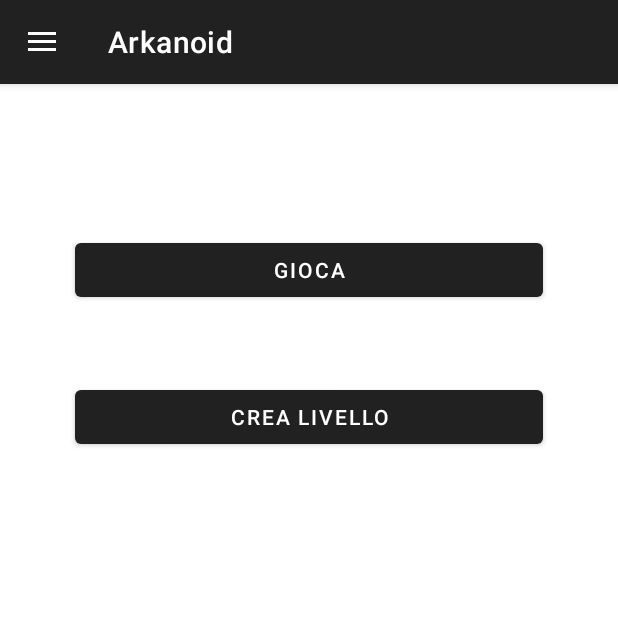
After one commit to nicowsla/ArkanoidApp, an Android app: the MenuActivity screen opened directly, with no data from a screen before it, on a phone screen of 412 x 824 dp, the top half of it. The commit adds this screen. Run offline under Robolectric (Android 15) with nearby library versions, the phone set to English and light mode, and no system bars.

Commit message:
SUPER COMMIT
messo le shared preferences così se sei loggato e non esci se chiudu e riapri app mantiene l'accesso
messo le shared preferences per far muovere l'utente nel proprio account liberamente
se schiacci INDIETRO dal MENU esce dall'app MA mantiene la sessione attiva
messo la barra laterale nel menu
sistemato il logout

```diff
--- a/app/src/main/java/com/example/android/arkanoid/Game.java
+++ b/app/src/main/java/com/example/android/arkanoid/Game.java
@@ -206,6 +206,8 @@ public class Game extends View implements SensorEventListener, View.OnTouchListe
         paint.setTextSize(50);
         canvas.drawText("" + lifes, 400, 100, paint);
         canvas.drawText("" + score, 700, 100, paint);
+        canvas.drawText("livello:"+level,50,50, paint );
+
 
         //in case of loss draw "Game over!"
         if (gameOver) {
@@ -239,7 +241,7 @@ public class Game extends View implements SensorEventListener, View.OnTouchListe
             ball.setX(size.x / 2);
             ball.setY(size.y - 480);
             ball.createSpeed(level);
-           // ball.increaseSpeed(level);
+            ball.increaseSpeed(level);
             start = false;
         }
     }
@@ -334,7 +336,7 @@ public class Game extends View implements SensorEventListener, View.OnTouchListe
         if (list.isEmpty()) {
             ++level;
             resetLevel(level);
-            ball.increaseSpeed(level);
+           // ball.increaseSpeed(level); la pallina accelera se perdo la vita
             start = false;
         }
     }
--- a/app/src/main/java/com/example/android/arkanoid/SignInActivity.java
+++ b/app/src/main/java/com/example/android/arkanoid/SignInActivity.java
@@ -236,7 +236,7 @@ public class SignInActivity extends AppCompatActivity {
 
                             Toast.makeText( getApplicationContext(), R.string.signin_check_mail, Toast.LENGTH_LONG ).show();
                             AlertDialog alertDialog = new AlertDialog.Builder( SignInActivity.this ).create();
-                            alertDialog.setTitle( R.string.signin_attention);
+                            alertDialog.setTitle( R.string.attention);
                             alertDialog.setMessage(getString(R.string.signin_check_mail));
                             alertDialog.setButton( AlertDialog.BUTTON_NEUTRAL, "OK",
                                     new DialogInterface.OnClickListener() {
--- /dev/null
+++ b/app/src/main/res/drawable-v24/baseline_account_circle_24.xml
@@ -0,0 +1,10 @@
+<vector xmlns:android="http://schemas.android.com/apk/res/android"
+    android:width="24dp"
+    android:height="24dp"
+    android:viewportWidth="24"
+    android:viewportHeight="24"
+    android:tint="?attr/colorControlNormal">
+  <path
+      android:fillColor="@android:color/white"
+      android:pathData="M12,2C6.48,2 2,6.48 2,12s4.48,10 10,10 10,-4.48 10,-10S17.52,2 12,2zM12,5c1.66,0 3,1.34 3,3s-1.34,3 -3,3 -3,-1.34 -3,-3 1.34,-3 3,-3zM12,19.2c-2.5,0 -4.71,-1.28 -6,-3.22 0.03,-1.99 4,-3.08 6,-3.08 1.99,0 5.97,1.09 6,3.08 -1.29,1.94 -3.5,3.22 -6,3.22z"/>
+</vector>
--- /dev/null
+++ b/app/src/main/res/drawable-v24/baseline_login_24.xml
@@ -0,0 +1,10 @@
+<vector xmlns:android="http://schemas.android.com/apk/res/android"
+    android:width="24dp"
+    android:height="24dp"
+    android:viewportWidth="24"
+    android:viewportHeight="24"
+    android:tint="?attr/colorControlNormal">
+  <path
+      android:fillColor="@android:color/white"
+      android:pathData="M11,7L9.6,8.4l2.6,2.6H2v2h10.2l-2.6,2.6L11,17l5,-5L11,7zM20,19h-8v2h8c1.1,0 2,-0.9 2,-2V5c0,-1.1 -0.9,-2 -2,-2h-8v2h8V19z"/>
+</vector>
--- /dev/null
+++ b/app/src/main/res/layout/activity_menu.xml
@@ -0,0 +1,55 @@
+<?xml version="1.0" encoding="utf-8"?>
+<androidx.drawerlayout.widget.DrawerLayout xmlns:android="http://schemas.android.com/apk/res/android"
+    xmlns:app="http://schemas.android.com/apk/res-auto"
+    xmlns:tools="http://schemas.android.com/tools"
+    android:layout_width="match_parent"
+    android:layout_height="match_parent"
+    android:id="@+id/activity_menu"
+    tools:context=".MenuActivity">
+
+    <LinearLayout
+        android:orientation="vertical"
+        android:layout_width="match_parent"
+        android:layout_height="match_parent">
+    <Button
+        android:id="@+id/menu_go_to_game"
+        android:layout_marginTop="100dp"
+        android:layout_marginLeft="50dp"
+        android:layout_marginRight="50dp"
+        android:layout_width="match_parent"
+        android:onClick="goToGame"
+        android:text="GIOCA"
+        android:layout_height="wrap_content"/>
+
+    <Button
+        android:id="@+id/menu_go_to_editlevel"
+        android:layout_marginTop="50dp"
+        android:layout_marginLeft="50dp"
+        android:layout_marginRight="50dp"
+        android:layout_width="match_parent"
+        android:onClick="goToCreateLevel"
+        android:text="Crea livello"
+        android:layout_height="wrap_content"/>
+    </LinearLayout>
+
+    <com.google.android.material.navigation.NavigationView
+        android:id="@+id/nv"
+        android:layout_width="wrap_content"
+        android:layout_height="match_parent"
+        android:layout_gravity="start"
+        app:headerLayout="@layout/nav_header"
+        app:menu="@menu/navigation_menu">
+        <TextView
+            android:id="@+id/nome"
+            android:layout_marginLeft="10dp"
+            android:layout_marginTop="177dp"
+            android:layout_width="match_parent"
+            android:layout_height="wrap_content"
+            android:text="TIZIO"
+            android:textColor="#FFF"/>
+
+    </com.google.android.material.navigation.NavigationView>
+
+
+
+</androidx.drawerlayout.widget.DrawerLayout>
--- /dev/null
+++ b/app/src/main/res/menu/navigation_menu.xml
@@ -0,0 +1,11 @@
+<?xml version="1.0" encoding="utf-8"?>
+<menu xmlns:android="http://schemas.android.com/apk/res/android">
+
+    <item android:id="@+id/profile"
+        android:icon="@drawable/baseline_account_circle_24"
+        android:title="Profilo"/>
+    <item android:id="@+id/logout"
+        android:icon="@drawable/baseline_login_24"
+        android:title="Logout"/>
+
+</menu>
--- a/app/src/main/res/values/strings.xml
+++ b/app/src/main/res/values/strings.xml
@@ -10,7 +10,7 @@
     <string name="signin_psw_confirm">Conferma password</string>
     <string name="signin_button">Registrati</string>
     <string name="signin_check_mail">Registrazione completata, controlla la tua email!</string>
-    <string name="signin_attention">ATTENZIONE</string>
+    <string name="attention">ATTENZIONE</string>
     <string name="signin_verify_email">Per proseguire verifica la tua mail!</string>
     <string name="signin_failed">REGISTRAZIONE FALLITA!</string>
     <string name="sigin_failure_msg">Verifica di aver inserito correttamente i dati!</string>
@@ -25,4 +25,10 @@
     <string name="signin_psw_error">Inserire una password!</string>
     <string name="signin_psw_lenght_error">La password deve avere almeno 6 caratteri!</string>
     <string name="signin_psw_confirm_error">Le password non coincidono</string>
+    <string name="exit_confirm">Sei sicuro di voler uscire?</string>
+    <string name="yes">SI</string>
+    <string name="no">NO</string>
+    <string name="Close">Close</string>
+    <string name="Open">Open</string>
+
 </resources>
```
Also changed, not shown: app/src/main/AndroidManifest.xml (+10 -8 lines), app/src/main/java/com/example/android/arkanoid/Ball.java (+2 -7 lines), app/src/main/java/com/example/android/arkanoid/CreateLevelActivity.java (added, +14 -0 lines), app/src/main/java/com/example/android/arkanoid/LoginActivity.java (+14 -1 lines), app/src/main/java/com/example/android/arkanoid/MainActivity.java (+7 -0 lines), app/src/main/java/com/example/android/arkanoid/MenuActivity.java (added, +117 -0 lines), app/src/main/res/layout/activity_edit_level.xml (added, +9 -0 lines), app/src/main/res/layout/activity_main.xml (+26 -1 lines), app/src/main/res/layout/nav_header.xml (added, +14 -0 lines).
